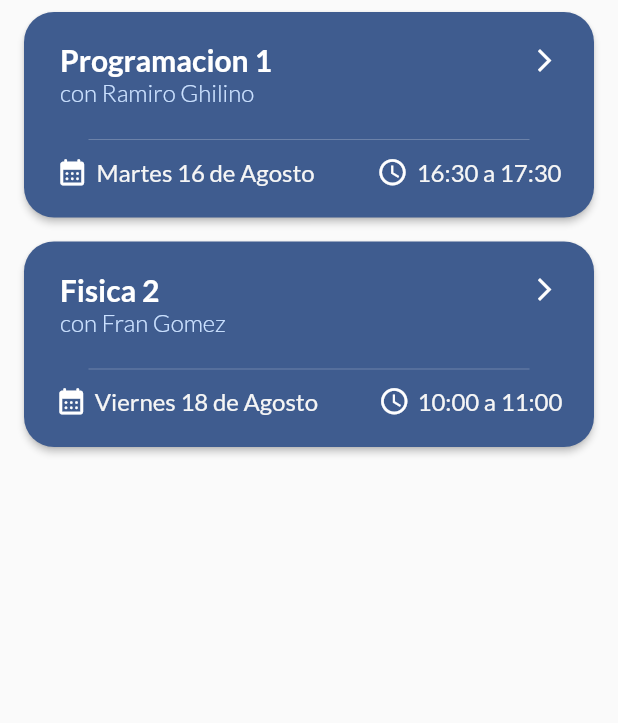
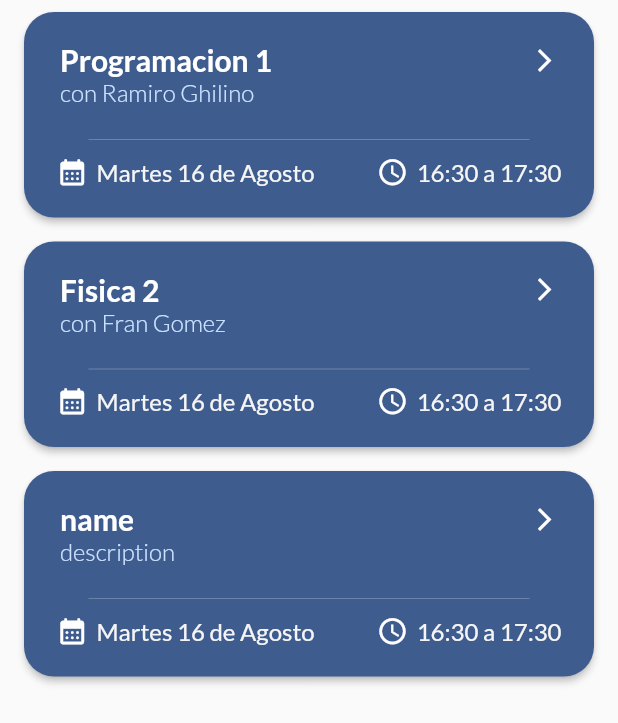
Before and after one commit to ju4ncito/turnero_taie_front, a Flutter app: the TutoriasListWidget screen opened directly, on a phone screen of 412 x 824 dp. Shown: the top 723 px of the screen. Run offline on Flutter 3.47's test engine with Material 2 defaults, Android fonts, the phone set to English and light mode, and no system bars; our stand-ins replace chopper, google_fonts, google_nav_bar, google_sign_in, sign_in_button, table_calendar; generated files the repository leaves out were written again.

Commit message:
Intento de card iterator, refs #13
Creado el componente tutoria_card y modificado el homepage.

```diff
--- a/lib/components/home_tutor.dart
+++ b/lib/components/home_tutor.dart
@@ -1,16 +1,11 @@
 import 'package:flutter/material.dart';
-
-class Tutoria {
-  final String name;
-  final String description;
-
-  Tutoria(this.name, this.description);
-}
+import 'tutoria_card.dart';
 
 class TutoriasListWidget extends StatelessWidget {
   final List<Tutoria> tutorias = [
     Tutoria('Programacion 1', 'con Ramiro Ghilino '),
     Tutoria('Fisica 2', 'con Fran Gomez'),
+    Tutoria('name', 'description')
   ];
 
   @override
@@ -20,116 +15,7 @@ class TutoriasListWidget extends StatelessWidget {
         itemCount: tutorias.length,
         itemBuilder: (context, index) {
           final tutoria = tutorias[index];
-          return Card(
-            shape: RoundedRectangleBorder(
-              borderRadius: BorderRadius.circular(20),
-            ),
-            color: const Color.fromARGB(255, 63, 92, 143),
-            elevation: 2,
-            margin: const EdgeInsets.symmetric(horizontal: 16, vertical: 8),
-            child: Padding(
-              padding: const EdgeInsets.all(8.0),
-              child: Column(
-                children: [
-                  ListTile(
-                    title: Row(
-                      mainAxisAlignment: MainAxisAlignment.spaceBetween,
-                      children: [
-                        Text(
-                          tutoria.name,
-                          style: const TextStyle(
-                            color: Colors.white,
-                            fontSize: 20,
-                            fontWeight: FontWeight.bold,
-                          ),
-                        ),
-                        const Icon(
-                          Icons.arrow_forward_ios,
-                          color: Colors.white,
-                          size: 18,
-                        )
-                      ],
-                    ),
-                    subtitle: Text(
-                      tutoria.description,
-                      style: const TextStyle(
-                        color: Color.fromARGB(255, 203, 225, 255),
-                        fontSize: 16,
-                        fontWeight: FontWeight.w300,
-                      ),
-                    ),
-                    onTap: () {
-                      // Handle tutoria item tap
-                      print('Tutoria selected: ${tutoria.name}');
-                    },
-                  ),
-                  const Divider(
-                    height: 10,
-                    thickness: 0.5,
-                    indent: 35,
-                    endIndent: 35,
-                    color: Color.fromARGB(80, 255, 255, 255),
-                  ),
-                  Padding(
-                    padding: const EdgeInsets.only(
-                        left: 8, right: 8, bottom: 12, top: 6),
-                    child: Row(
-                      mainAxisAlignment: MainAxisAlignment.spaceEvenly,
-                      children: [
-                        const Icon(
-                          Icons.calendar_month_rounded,
-                          color: Colors.white,
-                          size: 21,
-                        ),
-                        if (index == 0)
-                          Text(
-                            'Martes 16 de Agosto',
-                            textAlign: TextAlign.left,
-                            style: TextStyle(
-                              color: Colors.grey[100],
-                              fontSize: 16,
-                            ),
-                          ),
-                        if (index == 1)
-                          Text(
-                            'Viernes 18 de Agosto',
-                            textAlign: TextAlign.left,
-                            style: TextStyle(
-                              color: Colors.grey[100],
-                              fontSize: 16,
-                            ),
-                          ),
-                        const SizedBox(width: 30),
-                        const Icon(
-                          Icons.schedule,
-                          color: Colors.white,
-                          size: 21,
-                        ),
-                        if (index == 0)
-                          Text(
-                            '16:30 a 17:30',
-                            textAlign: TextAlign.left,
-                            style: TextStyle(
-                              color: Colors.grey[100],
-                              fontSize: 16,
-                            ),
-                          ),
-                        if (index == 1)
-                          Text(
-                            '10:00 a 11:00',
-                            textAlign: TextAlign.left,
-                            style: TextStyle(
-                              color: Colors.grey[100],
-                              fontSize: 16,
-                            ),
-                          ),
-                      ],
-                    ),
-                  )
-                ],
-              ),
-            ),
-          );
+          return TutoriaCard(tutoria: tutoria);
         },
       ),
     );
--- /dev/null
+++ b/lib/components/tutoria_card.dart
@@ -0,0 +1,108 @@
+import 'package:flutter/material.dart';
+
+class Tutoria {
+  final String name;
+  final String description;
+
+  Tutoria(this.name, this.description);
+}
+
+class TutoriaCard extends StatelessWidget {
+  final Tutoria tutoria;
+
+  TutoriaCard({required this.tutoria});
+
+  @override
+  Widget build(BuildContext context) {
+    return Card(
+      shape: RoundedRectangleBorder(
+        borderRadius: BorderRadius.circular(20),
+      ),
+      color: const Color.fromARGB(255, 63, 92, 143),
+      elevation: 2,
+      margin: const EdgeInsets.symmetric(horizontal: 16, vertical: 8),
+      child: Padding(
+        padding: const EdgeInsets.all(8.0),
+        child: Column(
+          children: [
+            ListTile(
+              title: Row(
+                mainAxisAlignment: MainAxisAlignment.spaceBetween,
+                children: [
+                  Text(
+                    tutoria.name,
+                    style: const TextStyle(
+                      color: Colors.white,
+                      fontSize: 20,
+                      fontWeight: FontWeight.bold,
+                    ),
+                  ),
+                  const Icon(
+                    Icons.arrow_forward_ios,
+                    color: Colors.white,
+                    size: 18,
+                  )
+                ],
+              ),
+              subtitle: Text(
+                tutoria.description,
+                style: const TextStyle(
+                  color: Color.fromARGB(255, 203, 225, 255),
+                  fontSize: 16,
+                  fontWeight: FontWeight.w300,
+                ),
+              ),
+              onTap: () {
+                // Handle tutoria item tap
+                print('Tutoria selected: ${tutoria.name}');
+              },
+            ),
+            const Divider(
+              height: 10,
+              thickness: 0.5,
+              indent: 35,
+              endIndent: 35,
+              color: Color.fromARGB(80, 255, 255, 255),
+            ),
+            Padding(
+              padding:
+                  const EdgeInsets.only(left: 8, right: 8, bottom: 12, top: 6),
+              child: Row(
+                mainAxisAlignment: MainAxisAlignment.spaceEvenly,
+                children: [
+                  const Icon(
+                    Icons.calendar_month_rounded,
+                    color: Colors.white,
+                    size: 21,
+                  ),
+                  Text(
+                    'Martes 16 de Agosto',
+                    textAlign: TextAlign.left,
+                    style: TextStyle(
+                      color: Colors.grey[100],
+                      fontSize: 16,
+                    ),
+                  ),
+                  const SizedBox(width: 30),
+                  const Icon(
+                    Icons.schedule,
+                    color: Colors.white,
+                    size: 21,
+                  ),
+                  Text(
+                    '16:30 a 17:30',
+                    textAlign: TextAlign.left,
+                    style: TextStyle(
+                      color: Colors.grey[100],
+                      fontSize: 16,
+                    ),
+                  ),
+                ],
+              ),
+            )
+          ],
+        ),
+      ),
+    );
+  }
+}
--- a/lib/pages/homepage.dart
+++ b/lib/pages/homepage.dart
@@ -15,14 +15,11 @@ class HomePage extends StatelessWidget {
       try {
         final googleSignIn = GoogleSignIn();
         final account = await googleSignIn.signIn();
-        print(account?.email.length);
-        print(account?.email.substring(account.email.length - 10));
+
         if (account != null &&
             context.mounted &&
             (account.email.substring(account.email.length - 10) ==
                 'ucc.edu.ar')) {
-          print(account);
-
           final apiManager = ApiManager();
           final postresult = await apiManager.apiModel.apiUsersIsUserPost(
               body: EmailLookUpRequest(email: account.email));
--- a/lib/pages/tutor_page.dart
+++ b/lib/pages/tutor_page.dart
@@ -17,7 +17,10 @@ class TutorPage extends StatefulWidget {
 
 class _TutorPageState extends State<TutorPage> {
   int _selectedIndex = 0;
-  static final List<Widget> _widgetOptions = <Widget>[
+
+  @override
+  Widget build(BuildContext context) {
+    final List<Widget> widgetOptions = <Widget>[
       TutoriasListWidget(),
       CalendarWidget(),
       const Text(
@@ -30,12 +33,10 @@ class _TutorPageState extends State<TutorPage> {
       ),
     ];
 
-  @override
-  Widget build(BuildContext context) {
     return Scaffold(
       appBar: _selectedIndex == 0 ? buildAppBar() : null,
       body: Center(
-        child: _widgetOptions.elementAt(_selectedIndex),
+        child: widgetOptions.elementAt(_selectedIndex),
       ),
       bottomNavigationBar: Container(
         decoration: BoxDecoration(
```
Lines whose indentation alone changed are shown as unchanged.
